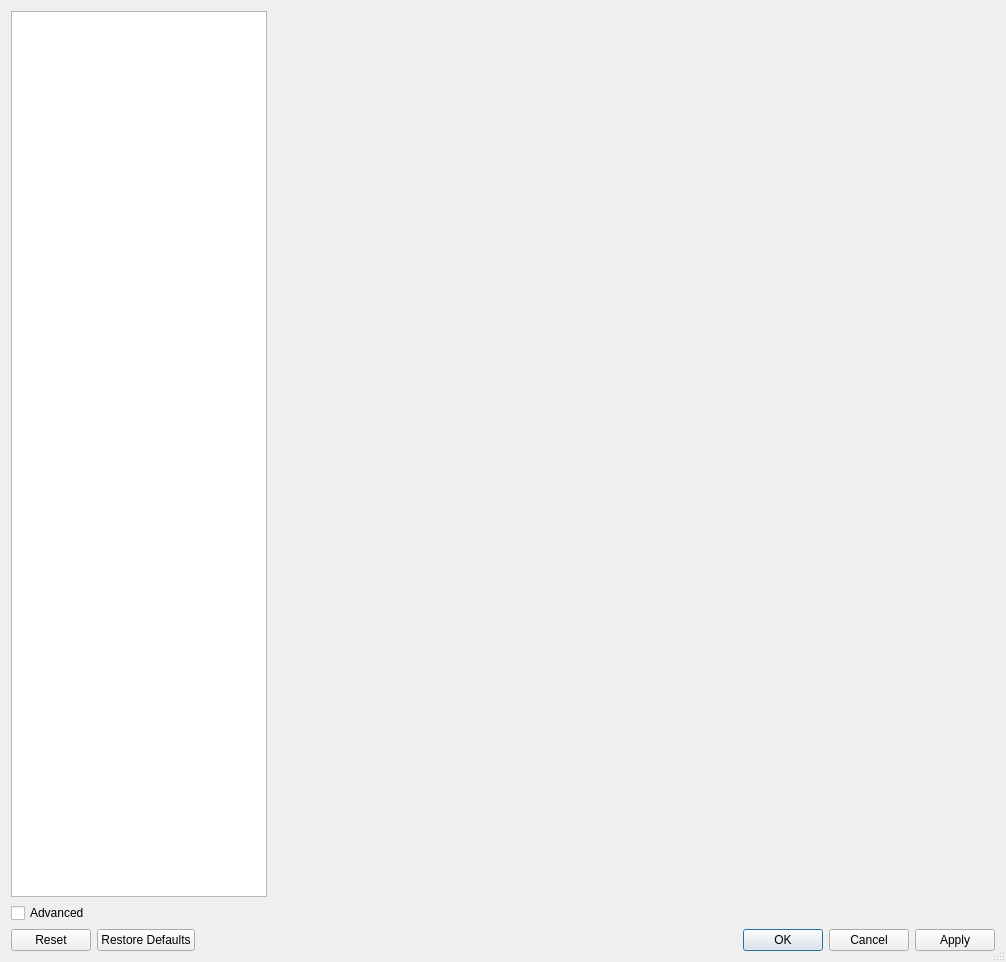
mumble-voip/mumble, file src/mumble/ConfigDialog.ui: the form before one commit.
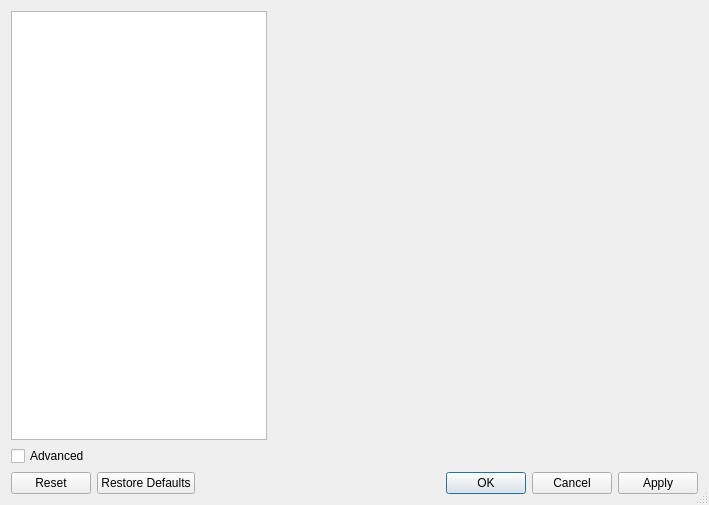
The form after the commit.

Diff of the .ui file:
```diff
--- a/src/mumble/ConfigDialog.ui
+++ b/src/mumble/ConfigDialog.ui
@@ -6,8 +6,8 @@
    <rect>
     <x>0</x>
     <y>0</y>
-    <width>1006</width>
-    <height>962</height>
+    <width>709</width>
+    <height>505</height>
    </rect>
   </property>
   <property name="windowTitle">
```
